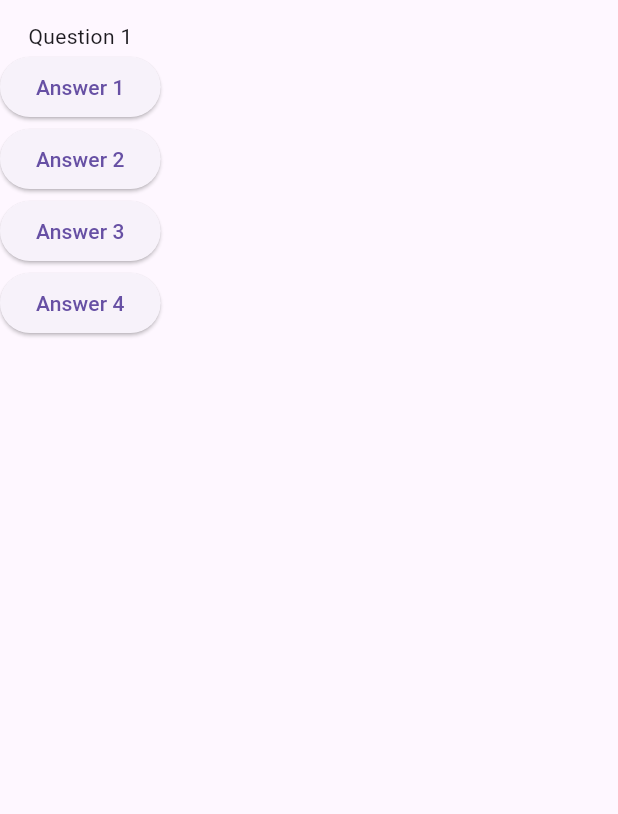
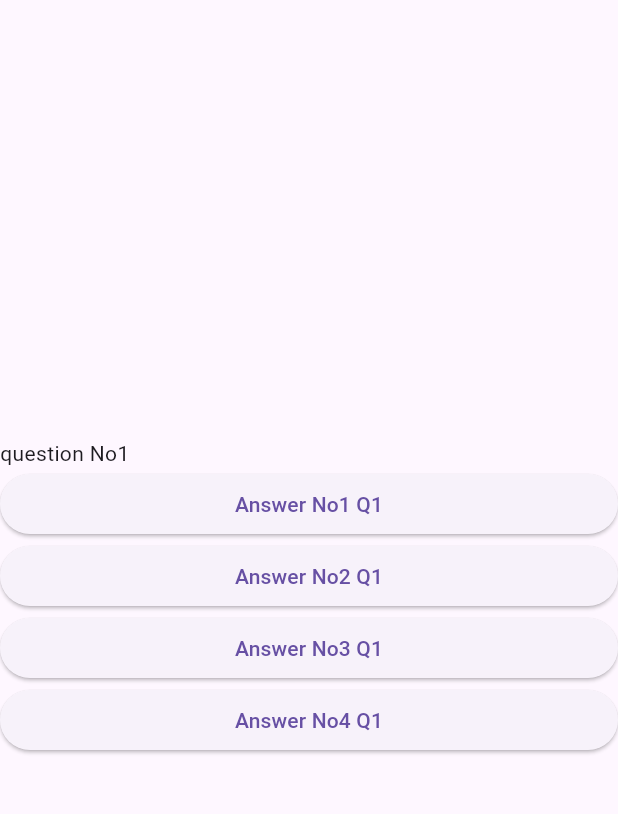
Before and after one commit to alishermamirov/quiz_app, a Flutter app: the screen it shows after launch, on a phone screen of 412 x 824 dp, the part 63-877 px from its top. Run offline on Flutter 3.47's test engine with Material 3 defaults, Android fonts, the phone set to English and light mode, and no system bars.

Commit message:
new commit

```diff
--- a/lib/main.dart
+++ b/lib/main.dart
@@ -4,8 +4,53 @@ void main(List<String> args) {
   runApp(MyApp());
 }
 
-class MyApp extends StatelessWidget {
+class MyApp extends StatefulWidget {
   const MyApp({super.key});
+
+  @override
+  State<MyApp> createState() => _MyAppState();
+}
+
+class _MyAppState extends State<MyApp> {
+  List<Map<String, dynamic>> answersAndQuestions = [
+    {
+      "question": "question No1",
+      "answers": [
+        {"answer": "Answer No1 Q1", "isTrue": false},
+        {"answer": "Answer No2 Q1", "isTrue": true},
+        {"answer": "Answer No3 Q1", "isTrue": false},
+        {"answer": "Answer No4 Q1", "isTrue": false},
+      ]
+    },
+    {
+      "question": "question No2",
+      "answers": [
+        {"answer": "Answer No1 Q2", "isTrue": false},
+        {"answer": "Answer No2 Q2", "isTrue": true},
+        {"answer": "Answer No3 Q2", "isTrue": false},
+        {"answer": "Answer No4 Q2", "isTrue": false},
+      ]
+    },
+    {
+      "question": "question No3",
+      "answers": [
+        {"answer": "Answer No1 Q3", "isTrue": false},
+        {"answer": "Answer No2 Q3", "isTrue": true},
+        {"answer": "Answer No3 Q3", "isTrue": false},
+        {"answer": "Answer No4 Q3", "isTrue": false},
+      ]
+    }
+  ];
+  int questionIndex = 0;
+  int trueAnswersCount = 0;
+
+  void nextQustion(bool isTrue) {
+    setState(() {
+      questionIndex++;
+      isTrue ? trueAnswersCount++ : trueAnswersCount;
+    });
+    print(isTrue);
+  }
 
   @override
   Widget build(BuildContext context) {
@@ -16,12 +61,38 @@ class MyApp extends StatelessWidget {
           title: Text("Quiz"),
         ),
         body: Column(
+          mainAxisAlignment: MainAxisAlignment.center,
+          crossAxisAlignment: CrossAxisAlignment.stretch,
           children: [
-            Text("Question 1"),
-            ElevatedButton(onPressed: () {}, child: Text("Answer 1")),
-            ElevatedButton(onPressed: () {}, child: Text("Answer 2")),
-            ElevatedButton(onPressed: () {}, child: Text("Answer 3")),
-            ElevatedButton(onPressed: () {}, child: Text("Answer 4")),
+            Text(answersAndQuestions[questionIndex]["question"]),
+            ElevatedButton(
+                onPressed: () {
+                  nextQustion(answersAndQuestions[questionIndex]["answers"][0]
+                      ["isTrue"]);
+                },
+                child: Text(answersAndQuestions[questionIndex]["answers"][0]
+                    ["answer"])),
+            ElevatedButton(
+                onPressed: () {
+                  nextQustion(answersAndQuestions[questionIndex]["answers"][1]
+                      ["isTrue"]);
+                },
+                child: Text(answersAndQuestions[questionIndex]["answers"][1]
+                    ["answer"])),
+            ElevatedButton(
+                onPressed: () {
+                  nextQustion(answersAndQuestions[questionIndex]["answers"][2]
+                      ["isTrue"]);
+                },
+                child: Text(answersAndQuestions[questionIndex]["answers"][2]
+                    ["answer"])),
+            ElevatedButton(
+                onPressed: () {
+                  nextQustion(answersAndQuestions[questionIndex]["answers"][3]
+                      ["isTrue"]);
+                },
+                child: Text(answersAndQuestions[questionIndex]["answers"][3]
+                    ["answer"])),
           ],
         ),
       ),
```
